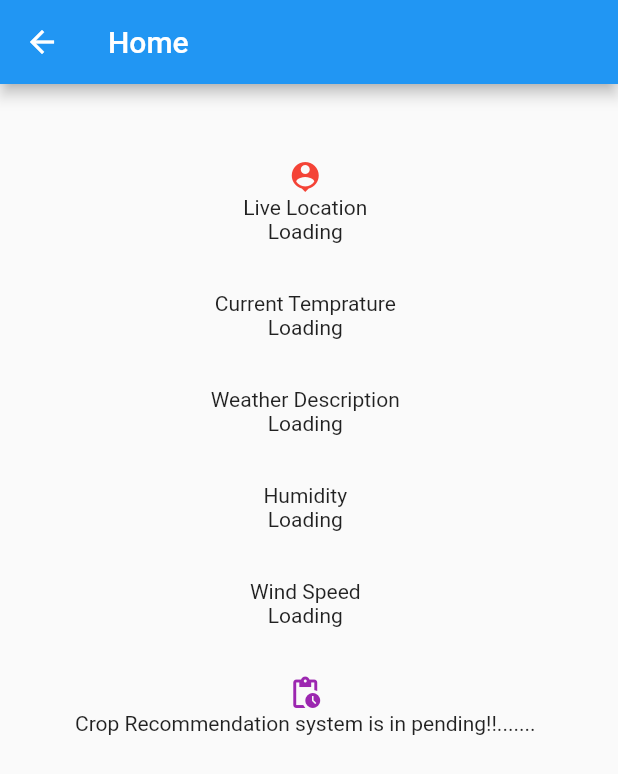
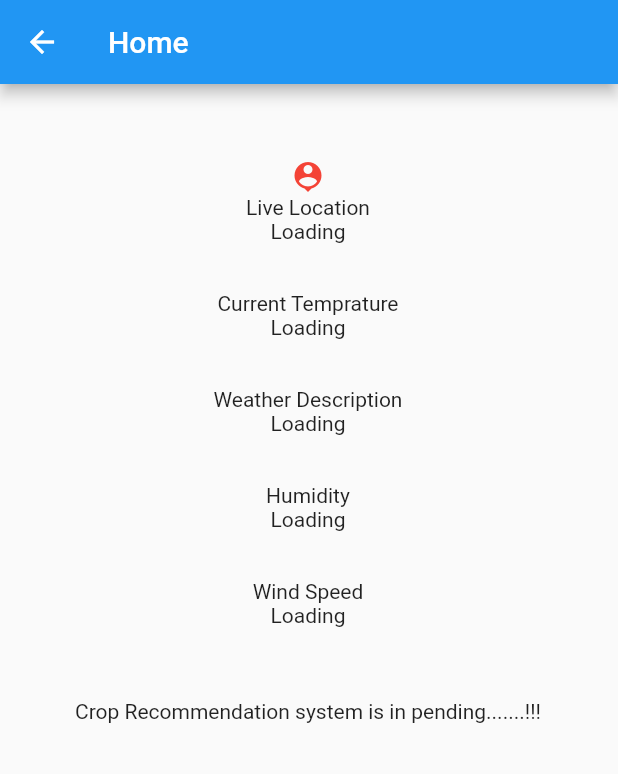
Before and after one commit to The-EnspireTech/Paku, a Flutter app: the Home screen opened by its route, on a phone screen of 412 x 824 dp. Shown: the top 774 px of the screen. Run offline on Flutter 3.47's test engine with Material 2 defaults, Android fonts, the phone set to English and light mode, and no system bars; our stand-ins replace flutter_staggered_animations, geolocator, image_picker; missing offline and left inert: flutter_dialogflow, flutter_text_to_speech, geocoder, tflite; project files that could hold a hidden picture were left out.

Commit message:
updated home icons and market data

```diff
--- a/kheti/lib/home.dart
+++ b/kheti/lib/home.dart
@@ -85,12 +85,8 @@ class AppState extends State<Home> {
                 Text(windSpeed != null
                     ? windSpeed.toString() + "m/s"
                     : "Loading"),
-                Text('\n'),
-                Icon(
-                  Icons.pending_actions_outlined,
-                  color: Colors.purple,
-                ),
-                Text("Crop Recommendation system is in pending!!.......")
+                Text('\n\n'),
+                Text("Crop Recommendation system is in pending.......!!!")
               ],
             ),
           ),
--- a/kheti/lib/market.dart
+++ b/kheti/lib/market.dart
@@ -85,6 +85,11 @@ class _WebScraperAppState extends State<Market> {
                                             color: Colors.white,
                                             fontSize: 20)),
                                   ),
+                                  Text(
+                                    post[index] + "*****",
+                                    style: TextStyle(
+                                        color: Colors.white, fontSize: 15),
+                                  )
                                 ],
                               ),
                             ),
```
